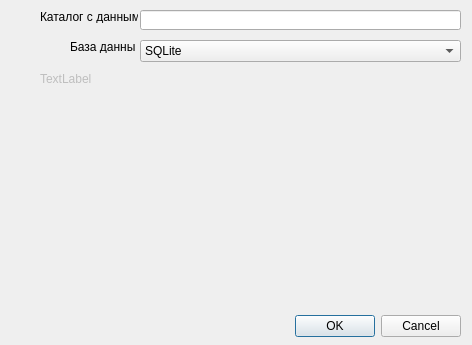
This is settingsdialog.ui in loki1368/simplelib as Qt 5 draws it before an edit. The edited form follows.
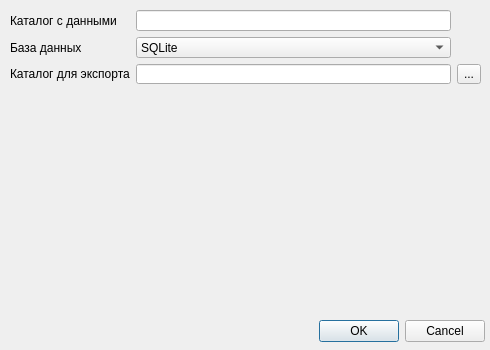
This is the edited form.

Commit message: add layout to prefs dialog;

Diff of the .ui file:
```diff
--- a/settingsdialog.ui
+++ b/settingsdialog.ui
@@ -6,80 +6,61 @@
    <rect>
     <x>0</x>
     <y>0</y>
-    <width>472</width>
-    <height>345</height>
+    <width>490</width>
+    <height>350</height>
    </rect>
   </property>
+  <property name="sizePolicy">
+   <sizepolicy hsizetype="Preferred" vsizetype="Preferred">
+    <horstretch>0</horstretch>
+    <verstretch>0</verstretch>
+   </sizepolicy>
+  </property>
   <property name="windowTitle">
    <string>Dialog</string>
   </property>
-  <widget class="QDialogButtonBox" name="buttonBox">
+  <widget class="QWidget" name="formLayoutWidget">
    <property name="geometry">
     <rect>
-     <x>120</x>
-     <y>310</y>
-     <width>341</width>
-     <height>32</height>
+     <x>10</x>
+     <y>10</y>
+     <width>471</width>
+     <height>74</height>
     </rect>
    </property>
-   <property name="orientation">
-    <enum>Qt::Horizontal</enum>
-   </property>
-   <property name="standardButtons">
-    <set>QDialogButtonBox::Cancel|QDialogButtonBox::Ok</set>
-   </property>
-  </widget>
+   <layout class="QGridLayout" name="gridLayout">
+    <item row="2" column="1">
+     <widget class="QLineEdit" name="ExportPath"/>
+    </item>
+    <item row="0" column="0">
   <widget class="QLabel" name="label">
-   <property name="geometry">
-    <rect>
-     <x>40</x>
-     <y>10</y>
-     <width>98</width>
-     <height>13</height>
-    </rect>
-   </property>
    <property name="text">
     <string>Каталог с данными</string>
    </property>
   </widget>
+    </item>
+    <item row="1" column="0">
   <widget class="QLabel" name="label_2">
-   <property name="geometry">
-    <rect>
-     <x>70</x>
-     <y>40</y>
-     <width>65</width>
-     <height>13</height>
-    </rect>
-   </property>
    <property name="text">
     <string>База данных</string>
    </property>
   </widget>
+    </item>
+    <item row="2" column="0">
   <widget class="QLabel" name="label_3">
    <property name="enabled">
-    <bool>false</bool>
-   </property>
-   <property name="geometry">
-    <rect>
-     <x>40</x>
-     <y>70</y>
-     <width>73</width>
-     <height>18</height>
-    </rect>
+       <bool>true</bool>
    </property>
    <property name="text">
-    <string>TextLabel</string>
-   </property>
-  </widget>
+       <string>Каталог для экспорта</string>
+      </property>
+     </widget>
+    </item>
+    <item row="0" column="1">
+     <widget class="QLineEdit" name="BookPath"/>
+    </item>
+    <item row="1" column="1">
   <widget class="QComboBox" name="cbDbEngine">
-   <property name="geometry">
-    <rect>
-     <x>140</x>
-     <y>40</y>
-     <width>321</width>
-     <height>22</height>
-    </rect>
-   </property>
    <property name="currentIndex">
     <number>1</number>
    </property>
@@ -94,15 +75,31 @@
     </property>
    </item>
   </widget>
-  <widget class="QLineEdit" name="BookPath">
+    </item>
+    <item row="2" column="2">
+     <widget class="QToolButton" name="btnRescentForExport">
+      <property name="text">
+       <string>...</string>
+      </property>
+     </widget>
+    </item>
+   </layout>
+  </widget>
+  <widget class="QDialogButtonBox" name="buttonBox">
    <property name="geometry">
     <rect>
-     <x>140</x>
-     <y>10</y>
-     <width>321</width>
-     <height>20</height>
+     <x>120</x>
+     <y>320</y>
+     <width>365</width>
+     <height>23</height>
     </rect>
    </property>
+   <property name="orientation">
+    <enum>Qt::Horizontal</enum>
+   </property>
+   <property name="standardButtons">
+    <set>QDialogButtonBox::Cancel|QDialogButtonBox::Ok</set>
+   </property>
   </widget>
  </widget>
  <resources/>
```
Lines whose indentation alone changed are shown as unchanged. The commit also changes 2 other files.
